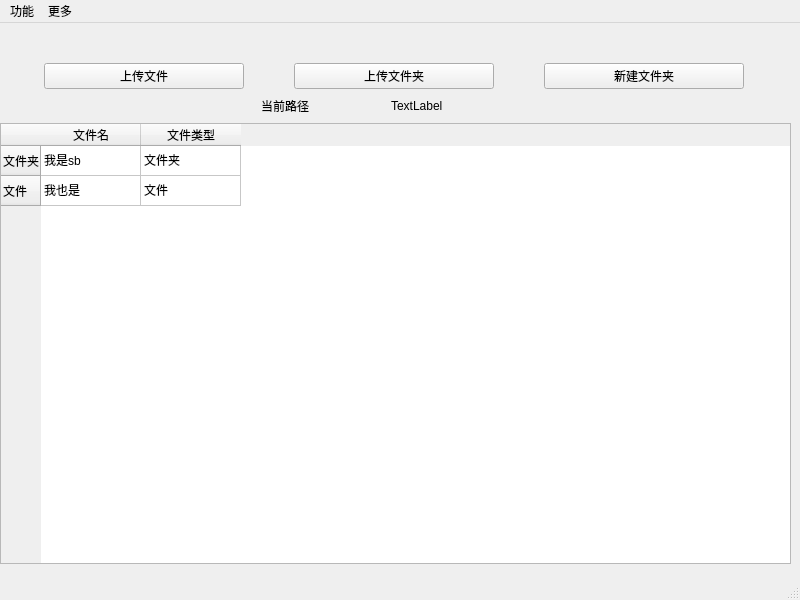
First picture: the form in client/netdisk.ui, repository DiDi-FanFan-JianJian/Jian-NetDisk, before the edit.
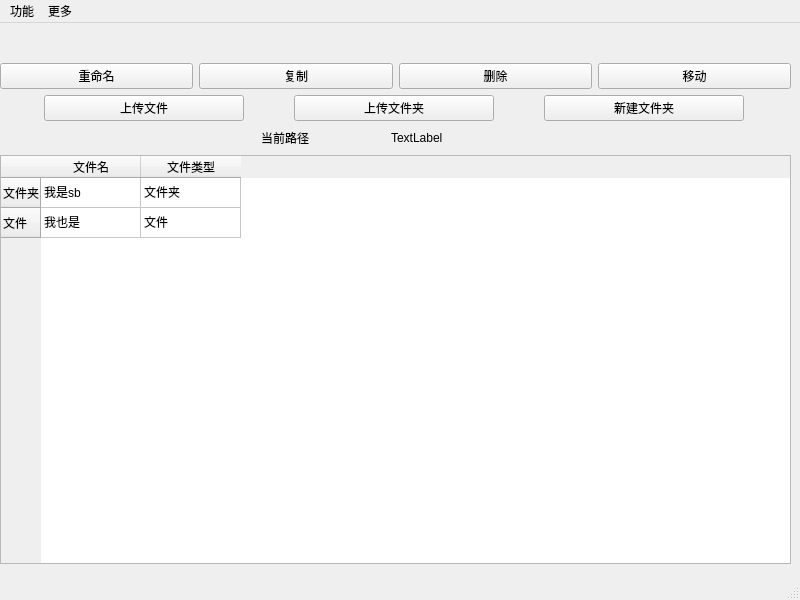
Second picture: the form after the edit. Icons and pictures are not drawn.

The edit to the form file:
```diff
--- a/client/netdisk.ui
+++ b/client/netdisk.ui
@@ -24,6 +24,38 @@
      </rect>
     </property>
     <layout class="QVBoxLayout" name="verticalLayout">
+     <item>
+      <layout class="QHBoxLayout" name="horizontalLayout_3">
+       <item>
+        <widget class="QPushButton" name="rename_btn">
+         <property name="text">
+          <string>重命名</string>
+         </property>
+        </widget>
+       </item>
+       <item>
+        <widget class="QPushButton" name="copy_btn">
+         <property name="text">
+          <string>复制</string>
+         </property>
+        </widget>
+       </item>
+       <item>
+        <widget class="QPushButton" name="delete_btn">
+         <property name="text">
+          <string>删除</string>
+         </property>
+        </widget>
+       </item>
+       <item>
+        <widget class="QPushButton" name="move_btn">
+         <property name="text">
+          <string>移动</string>
+         </property>
+        </widget>
+       </item>
+      </layout>
+     </item>
      <item>
       <layout class="QHBoxLayout" name="horizontalLayout_2">
        <item>
```
Left out of the diff: 24 changed lines with no effect on the pictures.
